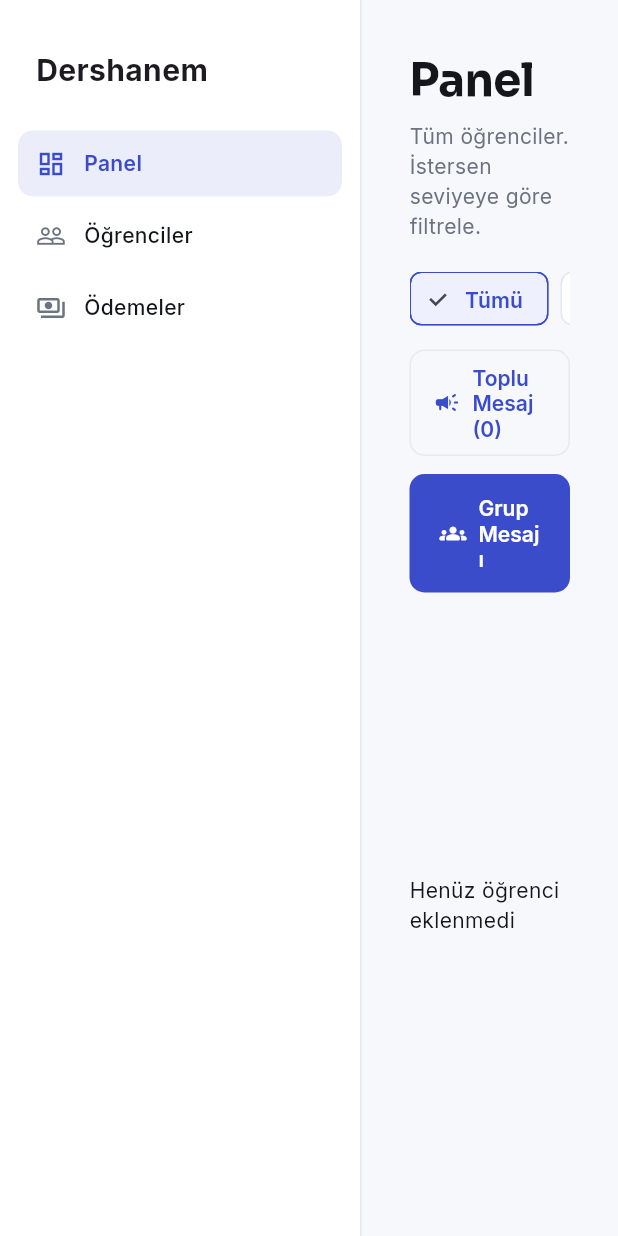
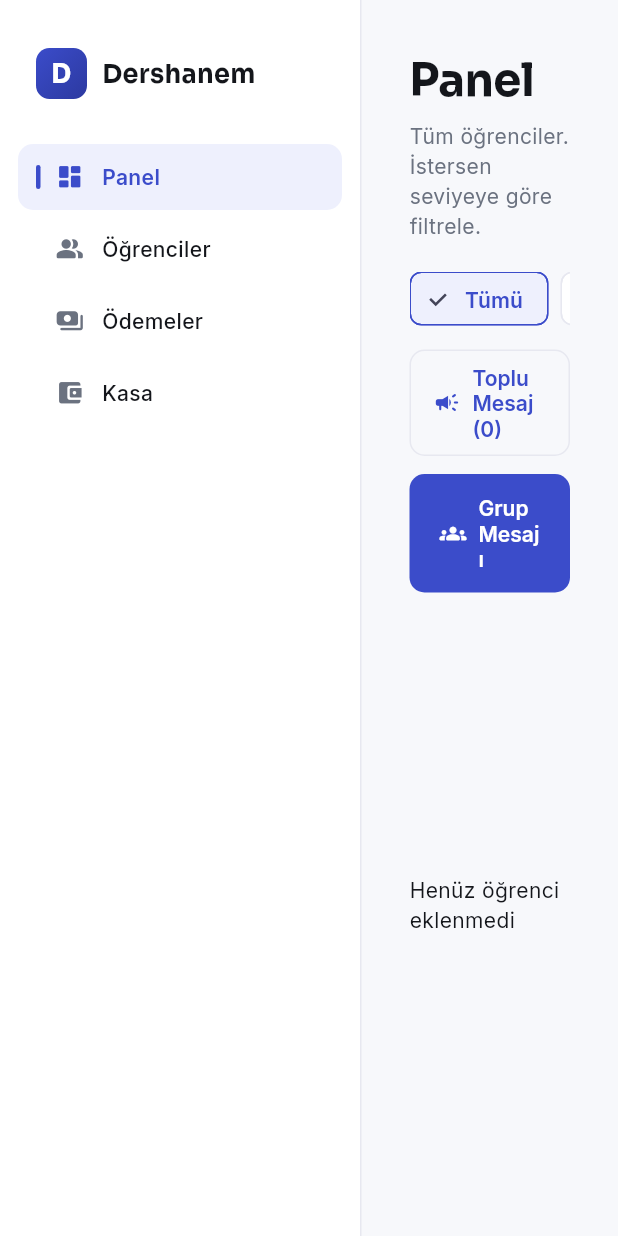
Before and after one commit to sinaelahi/classroomapp, a Flutter app: the screen it shows after launch, on a phone screen of 412 x 824 dp. Run offline on Flutter 3.47's test engine with Material 3 defaults, Android fonts, the phone set to English and light mode, and no system bars; our stand-ins replace drift, drift_flutter, equatable, flutter_bloc, fpdart, get_it and 2 more; missing offline and left inert: window_manager; accounts and stored records are empty; generated files the repository leaves out were written again.

Commit message:
layout update

```diff
--- a/lib/shared/layouts/desktop_scaffold.dart
+++ b/lib/shared/layouts/desktop_scaffold.dart
@@ -1,5 +1,6 @@
 import 'package:flutter/material.dart';
 import 'package:go_router/go_router.dart';
+import 'package:google_fonts/google_fonts.dart';
 import '../../core/constants/app_colors.dart';
 import '../../core/constants/app_sizes.dart';
 
@@ -14,9 +15,14 @@ class DesktopScaffold extends StatelessWidget {
   });
 
   static const _navItems = [
-    _NavItem(route: '/', label: 'Panel', icon: Icons.dashboard_outlined),
-    _NavItem(route: '/students', label: 'Öğrenciler', icon: Icons.people_outline),
-    _NavItem(route: '/payments', label: 'Ödemeler', icon: Icons.payments_outlined),
+    _NavItem(route: '/', label: 'Panel', icon: Icons.dashboard_rounded),
+    _NavItem(route: '/students', label: 'Öğrenciler', icon: Icons.people_alt_rounded),
+    _NavItem(route: '/payments', label: 'Ödemeler', icon: Icons.payments_rounded),
+    _NavItem(
+      route: '/cash',
+      label: 'Kasa',
+      icon: Icons.account_balance_wallet_rounded,
+    ),
   ];
 
   @override
@@ -30,11 +36,41 @@ class DesktopScaffold extends StatelessWidget {
             child: Column(
               crossAxisAlignment: CrossAxisAlignment.start,
               children: [
-                const Padding(
-                  padding: EdgeInsets.fromLTRB(24, 32, 24, 24),
-                  child: Text(
-                    'Dershanem',
-                    style: TextStyle(fontSize: 20, fontWeight: FontWeight.w700),
+                Padding(
+                  padding: const EdgeInsets.fromLTRB(24, 32, 24, 28),
+                  child: Row(
+                    children: [
+                      Container(
+                        width: 34,
+                        height: 34,
+                        decoration: BoxDecoration(
+                          borderRadius: BorderRadius.circular(9),
+                          gradient: const LinearGradient(
+                            begin: Alignment.topLeft,
+                            end: Alignment.bottomRight,
+                            colors: [AppColors.indigo, AppColors.indigoDark],
+                          ),
+                        ),
+                        alignment: Alignment.center,
+                        child: const Text(
+                          'D',
+                          style: TextStyle(
+                            color: Colors.white,
+                            fontWeight: FontWeight.w800,
+                            fontSize: 18,
+                          ),
+                        ),
+                      ),
+                      const SizedBox(width: 10),
+                      Text(
+                        'Dershanem',
+                        style: GoogleFonts.sora(
+                          fontSize: 17,
+                          fontWeight: FontWeight.w700,
+                          color: AppColors.ink,
+                        ),
+                      ),
+                    ],
                   ),
                 ),
                 for (final item in _navItems)
@@ -47,7 +83,22 @@ class DesktopScaffold extends StatelessWidget {
             ),
           ),
           const VerticalDivider(width: 1, color: AppColors.border),
-          Expanded(child: child),
+          Expanded(
+            child: AnimatedSwitcher(
+              duration: const Duration(milliseconds: 220),
+              transitionBuilder: (widgetChild, animation) => FadeTransition(
+                opacity: animation,
+                child: SlideTransition(
+                  position: Tween<Offset>(
+                    begin: const Offset(0, 0.02),
+                    end: Offset.zero,
+                  ).animate(animation),
+                  child: widgetChild,
+                ),
+              ),
+              child: KeyedSubtree(key: ValueKey(currentRoute), child: child),
+            ),
+          ),
         ],
       ),
     );
@@ -77,25 +128,41 @@ class _SidebarTile extends StatelessWidget {
     return Padding(
       padding: const EdgeInsets.symmetric(horizontal: 12, vertical: 2),
       child: Material(
-        color: selected ? AppColors.primary.withValues(alpha: 0.1) : Colors.transparent,
-        borderRadius: BorderRadius.circular(10),
+        color: Colors.transparent,
         child: InkWell(
           borderRadius: BorderRadius.circular(10),
           onTap: onTap,
-          child: Padding(
+          child: AnimatedContainer(
+            duration: const Duration(milliseconds: 180),
+            curve: Curves.easeOut,
             padding: const EdgeInsets.symmetric(horizontal: 12, vertical: 12),
+            decoration: BoxDecoration(
+              color: selected ? AppColors.indigoSoft : Colors.transparent,
+              borderRadius: BorderRadius.circular(10),
+            ),
             child: Row(
               children: [
+                AnimatedContainer(
+                  duration: const Duration(milliseconds: 180),
+                  width: 3,
+                  height: 16,
+                  decoration: BoxDecoration(
+                    color: selected ? AppColors.indigo : Colors.transparent,
+                    borderRadius: BorderRadius.circular(2),
+                  ),
+                ),
+                const SizedBox(width: 10),
                 Icon(
                   item.icon,
-                  size: 20,
-                  color: selected ? AppColors.primary : AppColors.textSecondary,
+                  size: 19,
+                  color: selected ? AppColors.indigo : AppColors.textSecondary,
                 ),
                 const SizedBox(width: 12),
                 Text(
                   item.label,
-                  style: TextStyle(
-                    color: selected ? AppColors.primary : AppColors.textPrimary,
+                  style: GoogleFonts.inter(
+                    fontSize: 14,
+                    color: selected ? AppColors.indigo : AppColors.ink,
                     fontWeight: selected ? FontWeight.w600 : FontWeight.w500,
                   ),
                 ),
```
